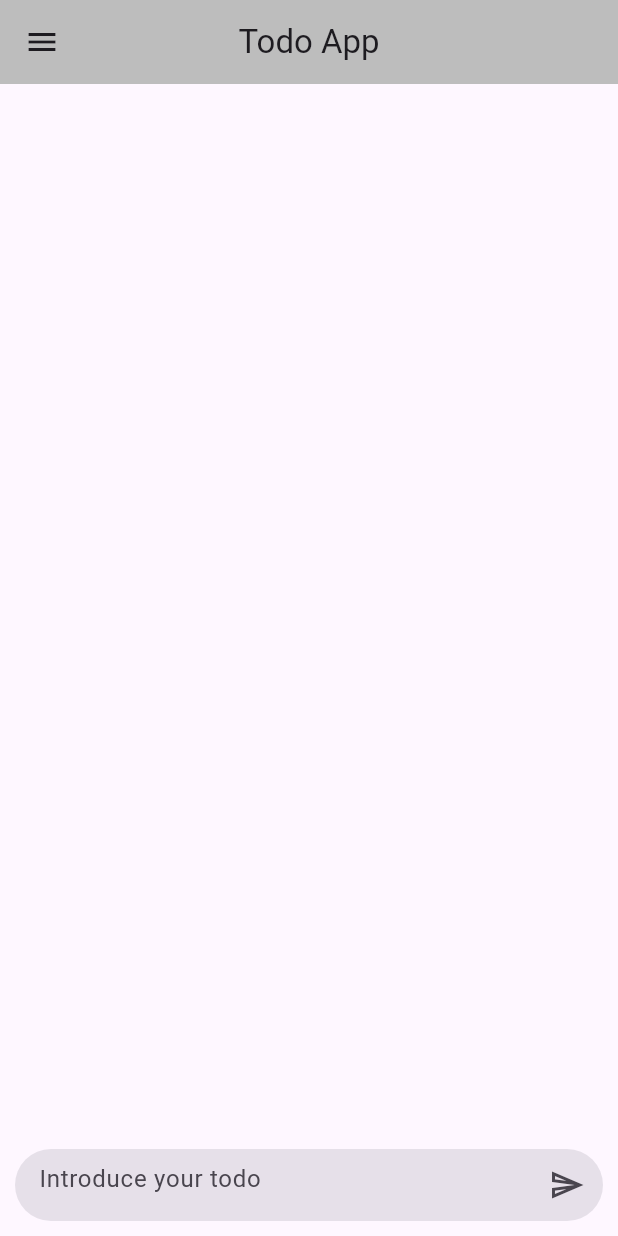
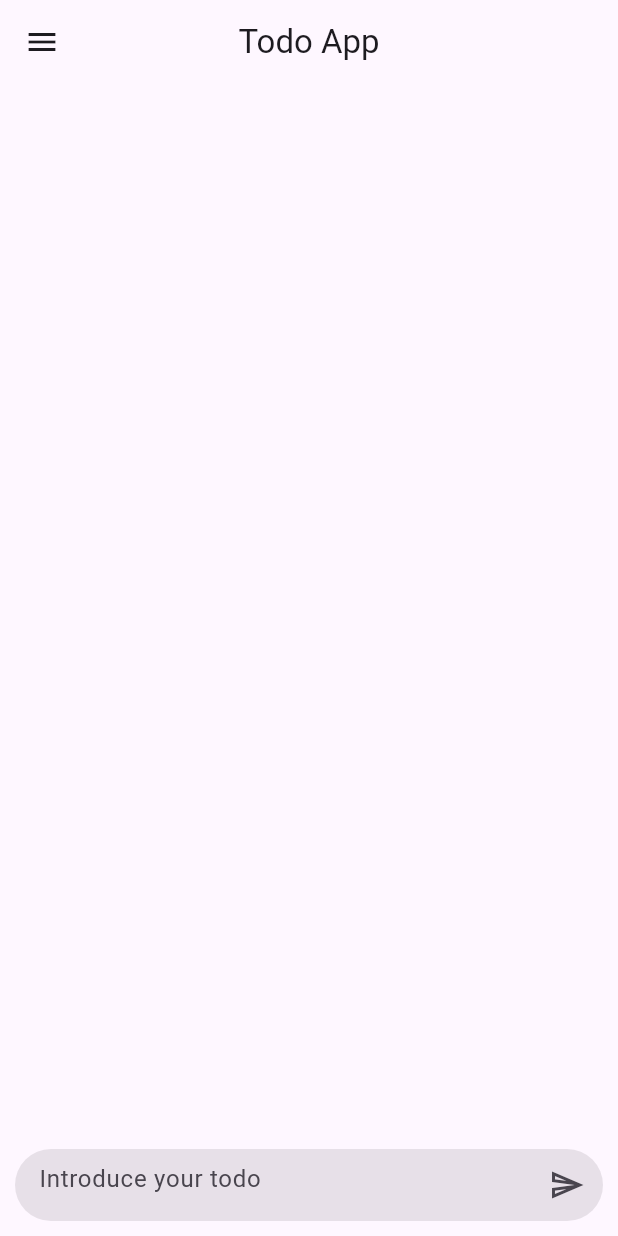
Before and after one commit to Jopt05/todo-app-flutter, a Flutter app: the screen it shows after launch, on a phone screen of 412 x 824 dp. Run offline on Flutter 3.47's test engine with Material 2 defaults, Android fonts, the phone set to English and light mode, and no system bars; our stand-ins replace animate_do.

```diff
--- a/lib/config/theme/app_theme.dart
+++ b/lib/config/theme/app_theme.dart
@@ -6,7 +6,7 @@ const Color _customColor = Color(
 );
 
 const List<Color> _colorThemes = [
-  _customColor,
+  Colors.deepPurple,
   Colors.blue,
   Colors.teal,
   Colors.green,
--- a/lib/presentation/screens/todo_screen.dart
+++ b/lib/presentation/screens/todo_screen.dart
@@ -12,6 +12,8 @@ class TodoScreen extends StatelessWidget {
   @override
   Widget build(BuildContext context) {
 
+    final colors = Theme.of(context).colorScheme;
+
     return Scaffold(
       appBar: AppBar(
         centerTitle: true,
@@ -20,7 +22,7 @@ class TodoScreen extends StatelessWidget {
           child: Icon( Icons.menu ),
         ),
         title: const Text('Todo App'),
-        backgroundColor: Colors.grey[400],
+        backgroundColor: colors.background,
       ),
       body: _TodoView(),
     );
--- a/pubspec.yaml
+++ b/pubspec.yaml
@@ -7,6 +7,7 @@ environment:
   sdk: '>=3.0.5 <4.0.0'
 
 dependencies:
+  animate_do: ^3.0.2
   flutter:
     sdk: flutter
   provider: ^6.0.5
```
Also changed, not shown: lib/presentation/widgets/todo/todo_widget.dart (+27 -20 lines), pubspec.lock.
